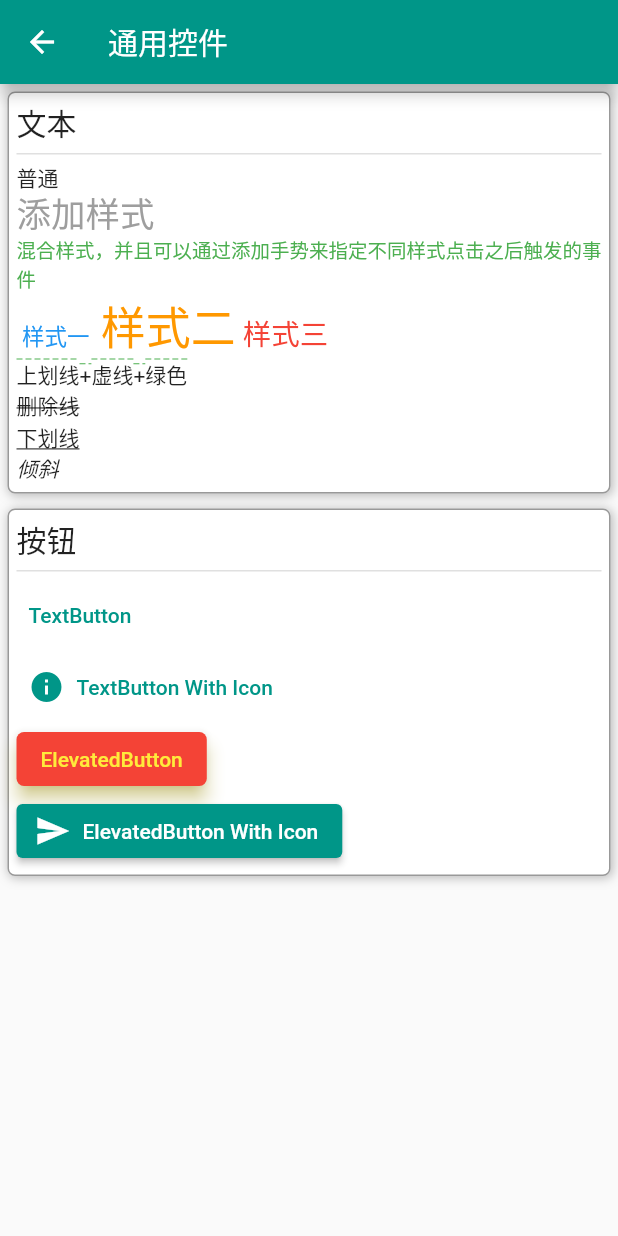
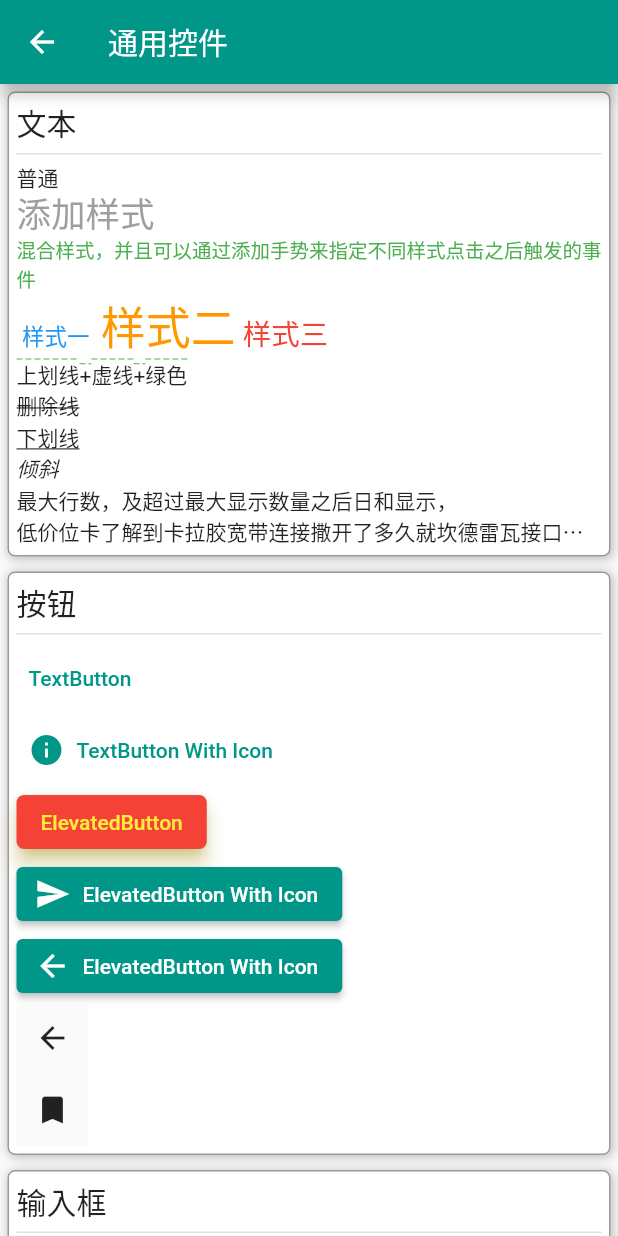
Before and after one commit to MurphLu/flutter_demos, a Flutter app: the GeneralViewPage screen opened by its route, on a phone screen of 412 x 824 dp. Run offline on Flutter 3.47's test engine with Material 2 defaults, Android fonts, the phone set to English and light mode, and no system bars.

```diff
--- a/lib/app/modules/general_view/general_views_page.dart
+++ b/lib/app/modules/general_view/general_views_page.dart
@@ -1,7 +1,6 @@
 import 'package:flutter/gestures.dart';
 import 'package:flutter/material.dart';
-import 'package:flutter_demos/app/modules/general_view/views/buttons_list.dart';
-import 'package:flutter_demos/app/modules/general_view/views/text_views_list.dart';
+import 'package:flutter_demos/app/modules/general_view/views/general_views.dart';
 
 class GeneralViewPage extends StatelessWidget {
   GeneralViewPage({Key? key}) : super(key: key);
@@ -17,6 +16,12 @@ class GeneralViewPage extends StatelessWidget {
           slivers: [
             _section(title: '文本', widgets: TextViewsList.textWidgets()),
             _section(title: '按钮', widgets: ButtonsList.buttonsList()),
+            _section(title: '输入框', widgets: InputsList.inputWidgets()),
+            SliverToBoxAdapter(
+              child: Container(
+                child: SizedBox(height: 40,)
+              ),
+            )
           ],
         ),
       ),
--- a/lib/app/modules/general_view/views/buttons_list.dart
+++ b/lib/app/modules/general_view/views/buttons_list.dart
@@ -3,8 +3,11 @@ import 'package:flutter/material.dart';
 class ButtonsList {
   static List<Widget> buttonsList() {
     return [
-      TextButton(onPressed: (){}, child: Text('TextButton')),
-      TextButton.icon(onPressed: (){}, icon: Icon(Icons.info), label: Text('TextButton With Icon')),
+      TextButton(onPressed: () {}, child: Text('TextButton')),
+      TextButton.icon(
+          onPressed: () {},
+          icon: Icon(Icons.info),
+          label: Text('TextButton With Icon')),
       ElevatedButton(
         onPressed: () {},
         child: Text('ElevatedButton'),
@@ -20,8 +23,26 @@ class ButtonsList {
             elevation: MaterialStateProperty.all(5)),
       ),
       ElevatedButton.icon(
-        onPressed: (){},
-        icon: Icon(Icons.send), label: Text('ElevatedButton With Icon')),
+          onPressed: () {},
+          icon: Icon(Icons.send),
+          label: Text('ElevatedButton With Icon')),
+      ElevatedButton.icon(
+          onPressed: () {},
+          icon: Icon(Icons.arrow_back),
+          label: Text('ElevatedButton With Icon')),
+
+      //
+      //IconButton 直接使用的时候高亮渲染会有问题，需要配合Material嵌套使用
+      //https://github.com/flutter/flutter/issues/30658
+      //
+      Material(
+        child: BackButton(),
+      ),
+      Material(
+          child: IconButton(
+        onPressed: () {},
+        icon: Icon(Icons.bookmark),
+      ))
     ];
   }
 
--- /dev/null
+++ b/lib/app/modules/general_view/views/general_views.dart
@@ -0,0 +1,3 @@
+export 'buttons_list.dart';
+export 'inputs_list.dart';
+export 'text_views_list.dart';
--- /dev/null
+++ b/lib/app/modules/general_view/views/inputs_list.dart
@@ -0,0 +1,80 @@
+import 'package:flutter/cupertino.dart';
+import 'package:flutter/material.dart';
+import 'package:flutter/services.dart';
+
+class InputsList {
+  static List<Widget> inputWidgets() {
+    return [
+      Text('普通文本框'),
+      TextField(
+        decoration: InputDecoration(
+            labelText: '文本框',
+            hintText: '文本框',
+            helperText: 'helperText',
+            // errorText: null ?? 'errorText',
+            hintStyle: TextStyle(color: Colors.grey, fontSize: 10),
+
+            floatingLabelBehavior: FloatingLabelBehavior.auto
+            ),
+
+      ),
+      Text('文本框错误提示'),
+      TextField(
+        decoration: InputDecoration(
+            labelText: 'TextField with error',
+            hintText: '文本框',
+            helperText: 'helperText',
+            errorText: null ?? 'errorText',
+            hintStyle: TextStyle(color: Colors.grey, fontSize: 10),
+            floatingLabelBehavior: FloatingLabelBehavior.auto,
+            suffix: Icon(Icons.info),
+            ),
+      ),
+      CupertinoSearchTextField(),
+      TextField(
+        inputFormatters: [
+          LengthLimitingTextInputFormatter(11),
+          FilteringTextInputFormatter.digitsOnly,
+          PhoneNumberFormatter(),
+        ],
+        onChanged: (v){
+          print(v);
+        },
+        decoration: InputDecoration(
+            labelText: '文本框',
+            hintText: '文本框',
+            helperText: 'helperText',
+            // errorText: null ?? 'errorText',
+            hintStyle: TextStyle(color: Colors.grey, fontSize: 10),
+            floatingLabelBehavior: FloatingLabelBehavior.auto
+            ),)
+    ];
+  }
+}
+
+class PhoneNumberFormatter implements TextInputFormatter {
+
+  String splitter;
+
+  PhoneNumberFormatter({String? splitter}) : this.splitter = splitter ?? '-';
+
+  @override
+  TextEditingValue formatEditUpdate(TextEditingValue oldValue, TextEditingValue newValue) {
+    final newText = newValue.text;
+    if(newText.length <= 3) {
+      return newValue;
+    } else if(newText.length < 7) {
+      final formattedStr = '${newText.substring(0,3)}$splitter${newText.substring(3,newText.length)}';
+      return TextEditingValue(
+        text: formattedStr,
+        selection: TextSelection.collapsed(offset: formattedStr.length));
+    } else {
+      final formattedStr = '${newText.substring(0,3)}$splitter${newText.substring(3,7)}$splitter${newText.substring(7,newText.length)}';
+      return TextEditingValue(
+        text: formattedStr,
+        selection: TextSelection.collapsed(offset: formattedStr.length));
+    }
+    return newValue;
+  }
+
+}
--- a/lib/app/modules/general_view/views/text_views_list.dart
+++ b/lib/app/modules/general_view/views/text_views_list.dart
@@ -72,6 +72,11 @@ class TextViewsList {
         '倾斜',
         style: TextStyle(fontStyle: FontStyle.italic),
       ),
+      Text(
+        '最大行数，及超过最大显示数量之后日和显示，\n低价位卡了解到卡拉胶宽带连接撒开了多久就坎德雷瓦接口来等级考试拉家带口拉萨放假看论文安居客端午节安康里的达瓦',
+        maxLines: 2,
+        overflow: TextOverflow.ellipsis,
+      )
     ];
   }
 }
--- a/lib/app/modules/main_app/main_page.dart
+++ b/lib/app/modules/main_app/main_page.dart
@@ -1,4 +1,5 @@
 import 'package:flutter/material.dart';
+import 'package:flutter_demos/app/modules/forms/forms.dart';
 import 'package:flutter_demos/app/modules/general_view/general_views_page.dart';
 import 'package:flutter_demos/app/utils/navigator_util.dart';
 
@@ -14,6 +15,7 @@ class MyHomePage extends StatefulWidget {
 class _MyHomePageState extends State<MyHomePage> {
   List<Map<String, WidgetBuilder>> list = [
     {"通用组件": (_) => GeneralViewPage()},
+    {"表单": (_) => Forms()},
   ];
 
   @override
--- a/pubspec.yaml
+++ b/pubspec.yaml
@@ -23,6 +23,7 @@ environment:
 dependencies:
   flutter:
     sdk: flutter
+  intl: ^0.17.0
 
 
   # The following adds the Cupertino Icons font to your application.
```
Also changed, not shown: lib/app/modules/forms/forms.dart (added, +138 -0 lines), lib/app/modules/forms/views/phone_text_input.dart (added, +39 -0 lines), lib/app/utils/colors/color_ext.dart (added, +31 -0 lines), lib/app/utils/datetime/datetime_utils.dart (added, +35 -0 lines), lib/app/utils/reg/reg_generators.dart (added, +9 -0 lines), lib/app/utils/string/formatter/phone_number_text_formatter.dart (added, +37 -0 lines), lib/app/utils/string/string_utils.dart (added, +9 -0 lines), lib/app/utils/string/validator/phone_number_validator.dart (added, +7 -0 lines), pubspec.lock.
